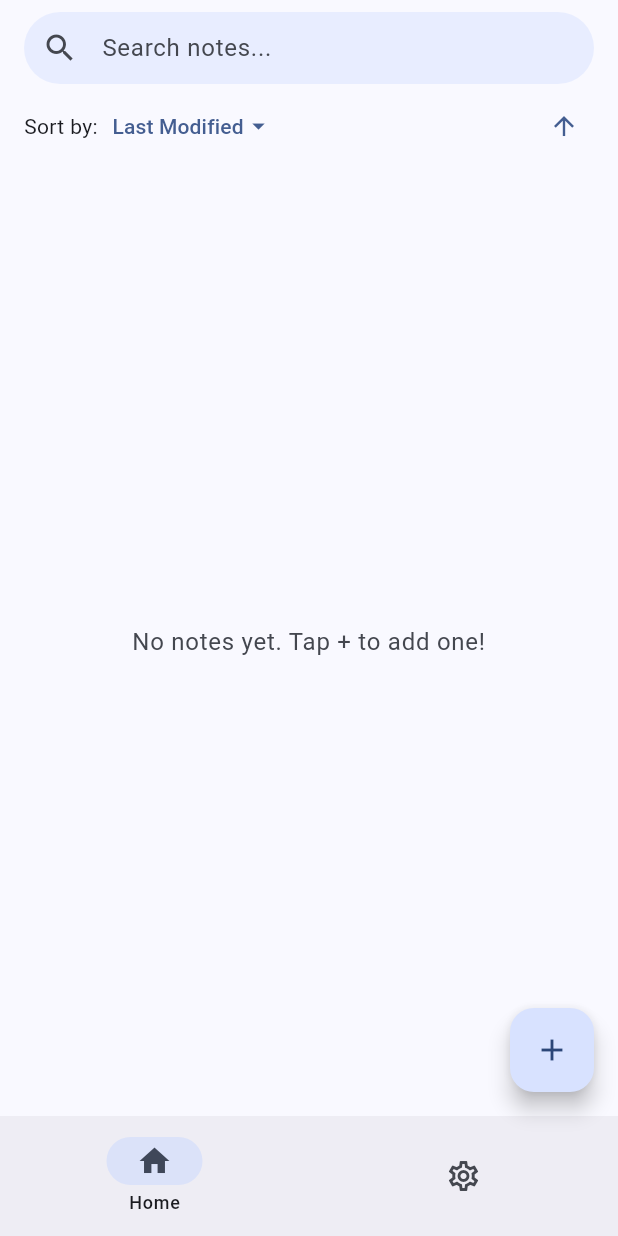
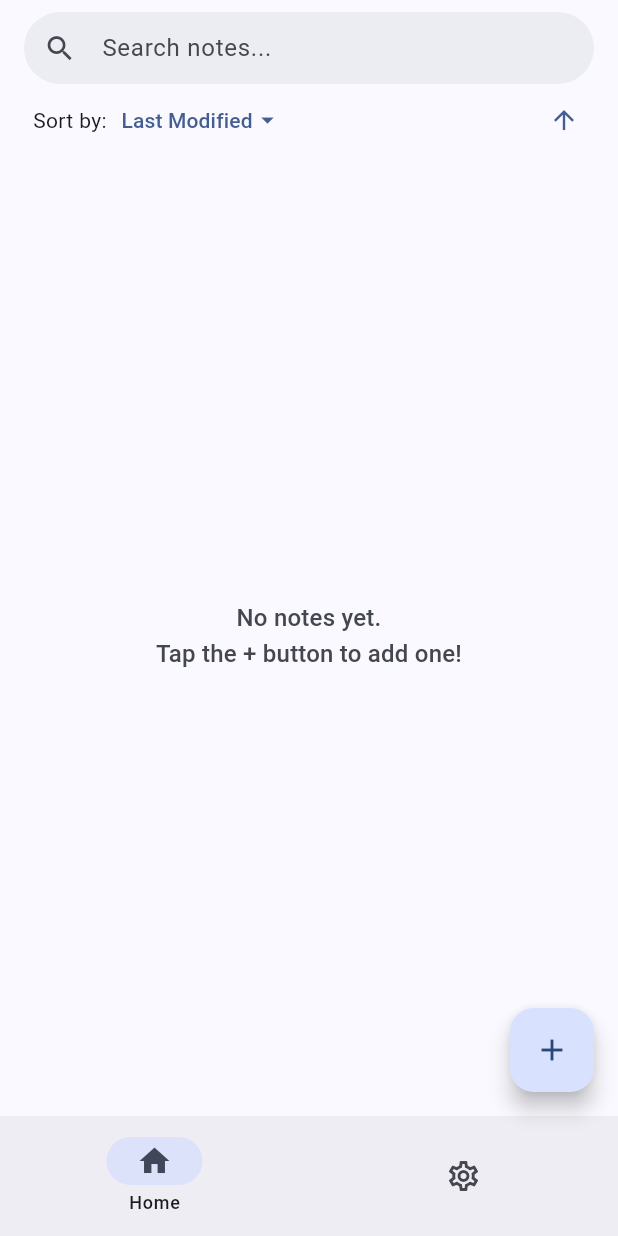
Before and after one commit to FlamingWater35/NotesApp, a Flutter app: the screen it shows after launch, after a tap on the "arrow downward" icon, on a phone screen of 412 x 824 dp. Run offline on Flutter 3.47's test engine with Material 3 defaults, Android fonts, the phone set to English and light mode, and no system bars; drawn by our look-alikes of animated_text_kit; our stand-ins replace animated_list_plus, device_info_plus, file_picker, flutter_riverpod, open_filex, package_info_plus and 3 more; missing offline and left inert: flutter_quill; accounts and stored records are empty; network calls fail.

Commit message:
Update note preview handling

```diff
--- a/lib/home_screen.dart
+++ b/lib/home_screen.dart
@@ -44,14 +44,11 @@ class _HomeScreenState extends ConsumerState<HomeScreen> {
   void initState() {
     super.initState();
     _log.fine("initState called");
-    _displayedNotes = _getFilteredAndSortedNotes(widget.notes);
-    _shouldShowEmptyMessage = _displayedNotes.isEmpty &&
-                              (_searchController.text.isNotEmpty || widget.notes.isNotEmpty) &&
-                              !(widget.notes.isEmpty && _searchController.text.isEmpty);
+    _updateDisplayedNotesAndEmptyMessage(widget.notes);
     _searchController.addListener(_onSearchOrSortChanged);
   }
 
- @override
+  @override
   void didUpdateWidget(covariant HomeScreen oldWidget) {
     super.didUpdateWidget(oldWidget);
     if (!identical(widget.notes, oldWidget.notes)) {
@@ -72,43 +69,61 @@ class _HomeScreenState extends ConsumerState<HomeScreen> {
     super.dispose();
   }
 
-  void _onSearchOrSortChanged() {
-    final newList = _getFilteredAndSortedNotes(widget.notes);
+  void _updateDisplayedNotesAndEmptyMessage(List<Note> sourceNotes) {
+    final newList = _getFilteredAndSortedNotes(sourceNotes);
     if (mounted) {
       setState(() {
         _displayedNotes = newList;
       });
+      _handleEmptyMessage(newList, sourceNotes);
     }
-    _handleEmptyMessage(newList);
   }
 
-  void _handleEmptyMessage(List<Note> newList) {
+  void _onSearchOrSortChanged() {
+    _updateDisplayedNotesAndEmptyMessage(widget.notes);
+  }
+
+  void _handleEmptyMessage(List<Note> filteredList, List<Note> sourceNotes) {
     _emptyListTimer?.cancel();
-    if (newList.isEmpty) {
+    final bool isEmptyResult = filteredList.isEmpty;
+    final bool showBecauseSearchFailed = isEmptyResult && _searchController.text.isNotEmpty;
+    final bool showBecauseInitiallyEmpty = isEmptyResult && _searchController.text.isEmpty && sourceNotes.isEmpty;
+    final bool shouldShowNow = showBecauseSearchFailed || (isEmptyResult && !showBecauseInitiallyEmpty && sourceNotes.isNotEmpty);
+
+    if (shouldShowNow) {
       _emptyListTimer = Timer(_animationDuration + _timerBuffer, () {
         if (mounted) {
           setState(() {
-            _shouldShowEmptyMessage = (_searchController.text.isNotEmpty || widget.notes.isNotEmpty) &&
-                                      !(widget.notes.isEmpty && _searchController.text.isEmpty);
+            final currentFilteredList = _getFilteredAndSortedNotes(widget.notes);
+            final currentSourceNotes = widget.notes;
+            final currentIsEmptyResult = currentFilteredList.isEmpty;
+            final currentShowBecauseSearchFailed = currentIsEmptyResult && _searchController.text.isNotEmpty;
+            final currentShowBecauseInitiallyEmpty = currentIsEmptyResult && _searchController.text.isEmpty && currentSourceNotes.isEmpty;
+            _shouldShowEmptyMessage = currentShowBecauseSearchFailed || (currentIsEmptyResult && !currentShowBecauseInitiallyEmpty && currentSourceNotes.isNotEmpty);
           });
+          _log.finer("Empty message timer fired. shouldShowEmptyMessage: $_shouldShowEmptyMessage");
         }
       });
     } else {
-      setState(() {
-        _shouldShowEmptyMessage = false;
-      });
+      if (mounted && _shouldShowEmptyMessage) {
+        setState(() {
+          _shouldShowEmptyMessage = false;
+        });
+        _log.finer("List not empty or initially empty, hiding empty message.");
+      }
     }
   }
 
   List<Note> _getFilteredAndSortedNotes(List<Note> currentNotes) {
-    final query = _searchController.text.toLowerCase();
+    final query = _searchController.text.toLowerCase().trim();
     List<Note> filteredNotes;
+
     if (query.isEmpty) {
       filteredNotes = List.from(currentNotes);
     } else {
       filteredNotes = currentNotes.where((note) {
         final titleLower = note.title.toLowerCase();
-        final contentLower = note.content.toLowerCase();
+        final contentLower = note.plainTextContent.toLowerCase();
         return titleLower.contains(query) || contentLower.contains(query);
       }).toList();
     }
@@ -144,11 +159,7 @@ class _HomeScreenState extends ConsumerState<HomeScreen> {
       begin: isRemoving ? const Offset(1.0, 0.0) : const Offset(-1.0, 0.0),
       end: Offset.zero,
     );
-
-    final curvedAnimation = CurvedAnimation(
-      parent: animation,
-      curve: Curves.easeInOut,
-    );
+    final curvedAnimation = CurvedAnimation(parent: animation, curve: Curves.easeInOut);
 
     return SizeTransition(
       sizeFactor: curvedAnimation,
@@ -163,6 +174,8 @@ class _HomeScreenState extends ConsumerState<HomeScreen> {
   }
 
   Widget _buildItemContent(BuildContext context, Note note, ThemeData theme, String formattedDate, String heroTag){
+    final String plainContent = note.plainTextContent;
+
     return Padding(
       padding: const EdgeInsets.symmetric(vertical: 4.0, horizontal: 8.0),
       child: Hero(
@@ -171,15 +184,22 @@ class _HomeScreenState extends ConsumerState<HomeScreen> {
           type: MaterialType.transparency,
           child: Card(
             margin: EdgeInsets.zero,
+            elevation: 0.5,
+            shape: RoundedRectangleBorder(borderRadius: BorderRadius.circular(12)),
             child: ListTile(
               title: Text(
                 note.title.isEmpty ? 'Untitled Note' : note.title,
                 style: const TextStyle(fontWeight: FontWeight.w500),
+                maxLines: 1,
+                overflow: TextOverflow.ellipsis,
               ),
               subtitle: Text(
-                '$formattedDate - ${note.content}',
+                '$formattedDate - $plainContent',
                 maxLines: 2,
                 overflow: TextOverflow.ellipsis,
+                style: theme.textTheme.bodyMedium?.copyWith(
+                  color: theme.colorScheme.onSurfaceVariant,
+                ),
               ),
               trailing: IconButton(
                 icon: Icon(Icons.delete_outline, color: theme.colorScheme.error),
@@ -194,6 +214,8 @@ class _HomeScreenState extends ConsumerState<HomeScreen> {
                 _log.info('Tapped on note ID: ${note.id}');
                 widget.onNoteTap(note);
               },
+              // visualDensity: VisualDensity.compact,
+              shape: RoundedRectangleBorder(borderRadius: BorderRadius.circular(12)),
             ),
           ),
         ),
@@ -211,7 +233,7 @@ class _HomeScreenState extends ConsumerState<HomeScreen> {
       pageBuilder: (BuildContext buildContext, Animation<double> animation, Animation<double> secondaryAnimation) {
         return AlertDialog(
           title: const Text('Delete Note?'),
-          content: Text('Are you sure you want to delete "${note.title}"? This action cannot be undone.'),
+          content: Text('Are you sure you want to delete "${note.title.isEmpty ? 'Untitled Note' : note.title}"? This action cannot be undone.'),
           actions: <Widget>[
             TextButton(
               child: const Text('Cancel'),
@@ -244,7 +266,7 @@ class _HomeScreenState extends ConsumerState<HomeScreen> {
 
       if(context.mounted) {
         ScaffoldMessenger.of(context).showSnackBar(
-          SnackBar(content: Text('Note "${note.title}" deleted.'), duration: const Duration(seconds: 2)),
+          SnackBar(content: Text('Note "${note.title.isEmpty ? 'Untitled Note' : note.title}" deleted.'), duration: const Duration(seconds: 2)),
         );
       }
     } else {
@@ -279,10 +301,10 @@ class _HomeScreenState extends ConsumerState<HomeScreen> {
                 focusNode: _searchFocusNode,
                 decoration: InputDecoration(
                   hintText: 'Search notes...',
-                  prefixIcon: const Icon(Icons.search),
+                  prefixIcon: const Icon(Icons.search, size: 22),
                   suffixIcon: _searchController.text.isNotEmpty
                     ? IconButton(
-                        icon: const Icon(Icons.clear),
+                        icon: const Icon(Icons.clear, size: 20),
                         tooltip: 'Clear Search',
                         onPressed: () {
                           _log.fine("Clear search button pressed.");
@@ -297,9 +319,10 @@ class _HomeScreenState extends ConsumerState<HomeScreen> {
                     borderSide: BorderSide.none,
                   ),
                   filled: true,
-                  fillColor: Theme.of(context).colorScheme.primaryContainer.withAlpha(128),
-                  contentPadding: const EdgeInsets.symmetric(vertical: 0, horizontal: 20),
+                  fillColor: theme.colorScheme.surfaceContainerHighest.withAlpha(140),
+                  contentPadding: const EdgeInsets.symmetric(vertical: 12, horizontal: 20),
                 ),
+                style: theme.textTheme.bodyLarge,
               ),
             ),
           ],
@@ -311,14 +334,12 @@ class _HomeScreenState extends ConsumerState<HomeScreen> {
           child: Column(
             children: [
               Padding(
-                padding: const EdgeInsets.symmetric(horizontal: 16.0, vertical: 8.0),
+                padding: const EdgeInsets.symmetric(horizontal: 16.0, vertical: 4.0),
                 child: Row(
                   children: [
-                    Text(
-                      'Sort by: ',
-                      style: theme.textTheme.bodyMedium,
-                    ),
-                    Padding(padding: const EdgeInsets.symmetric(horizontal: 3.0),),
+                    Padding(padding: const EdgeInsets.symmetric(horizontal: 3.0)),
+                    Text('Sort by: ', style: theme.textTheme.bodyMedium),
+                    Padding(padding: const EdgeInsets.symmetric(horizontal: 3.0)),
                     PopupMenuButton<SortProperty>(
                       initialValue: _sortBy,
                       onSelected: (SortProperty newSortBy) {
@@ -377,11 +398,13 @@ class _HomeScreenState extends ConsumerState<HomeScreen> {
               Expanded(
                 child: showInitialEmptyMessage
                   ? Center(
+                    child: Padding(
+                      padding: const EdgeInsets.symmetric(horizontal: 40.0),
                       child: AnimatedTextKit(
                         animatedTexts: [
                           TypewriterAnimatedText(
-                            'No notes yet. Tap + to add one!',
-                            textStyle: Theme.of(context).textTheme.bodyLarge?.copyWith(
+                            'No notes yet.\nTap the + button to add one!',
+                            textStyle: Theme.of(context).textTheme.titleMedium?.copyWith(
                               color: Theme.of(context).colorScheme.onSurfaceVariant
                             ),
                             textAlign: TextAlign.center,
@@ -389,12 +412,15 @@ class _HomeScreenState extends ConsumerState<HomeScreen> {
                           ),
                         ],
                         isRepeatingAnimation: false,
+                        displayFullTextOnTap: true,
                       ),
-                    )
+                    ),
+                  )
                   : Stack(
                       children: [
                         ImplicitlyAnimatedList<Note>(
                           items: _displayedNotes,
+                          padding: const EdgeInsets.only(bottom: 80.0),
                           itemBuilder: (context, animation, note, index) {
                             return _buildAnimatedItem(context, note, animation);
                           },
@@ -408,12 +434,12 @@ class _HomeScreenState extends ConsumerState<HomeScreen> {
                         if (_shouldShowEmptyMessage)
                           Center(
                             child: Padding(
-                              padding: const EdgeInsets.all(20.0),
+                              padding: const EdgeInsets.symmetric(horizontal: 40.0),
                               child: AnimatedTextKit(
                                 animatedTexts: [
                                   TypewriterAnimatedText(
                                     'No notes found matching your search.',
-                                    textStyle: Theme.of(context).textTheme.bodyLarge?.copyWith(
+                                    textStyle: Theme.of(context).textTheme.titleMedium?.copyWith(
                                       color: Theme.of(context).colorScheme.onSurfaceVariant
                                     ),
                                     textAlign: TextAlign.center,
@@ -421,6 +447,7 @@ class _HomeScreenState extends ConsumerState<HomeScreen> {
                                   ),
                                 ],
                                 isRepeatingAnimation: false,
+                                displayFullTextOnTap: true,
                               ),
                             ),
                           ),
```
Also changed, not shown: lib/models/note_model.dart (+9 -2 lines).
